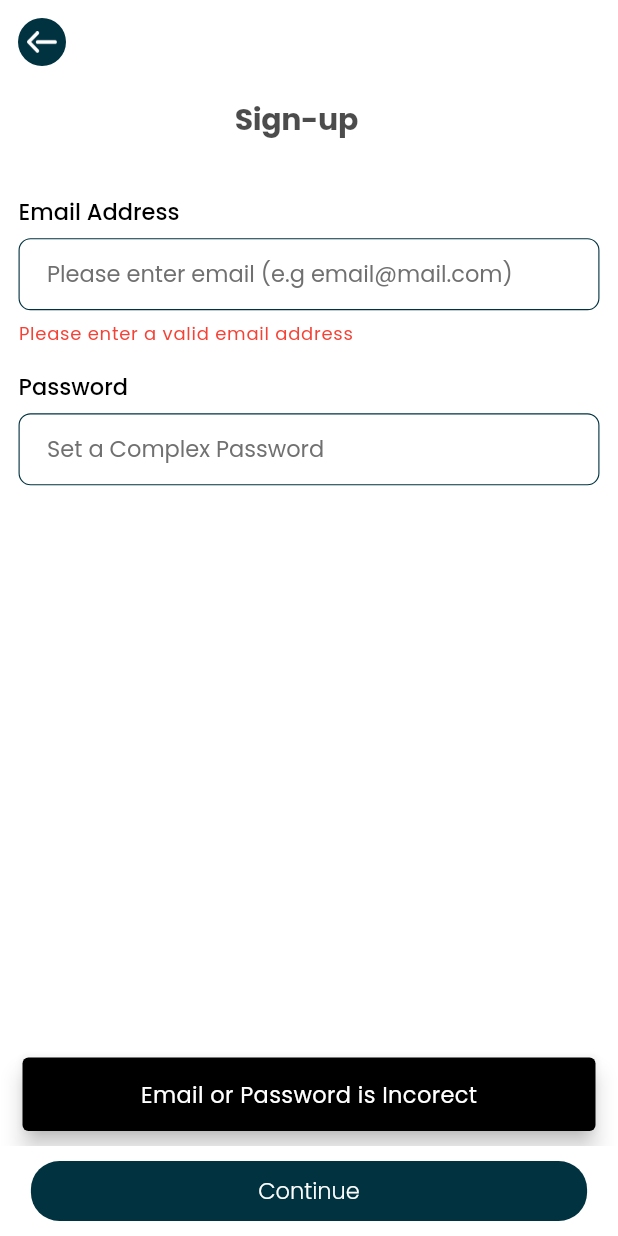
After one commit to TM-Creation/Ridelay, a Flutter app: the Login screen opened directly, after a tap on "Continue", on a phone screen of 412 x 824 dp. The commit adds this screen. Run offline on Flutter 3.47's test engine with Material 3 defaults, Android fonts, the phone set to English and light mode, and no system bars; drawn by our look-alikes of overlay_support; our stand-ins replace bloc, camera, dio, dotted_border, flutter_bloc, flutter_image_compress and 6 more; missing offline and left inert: flutter_polyline_points; accounts and stored records are empty.

Commit message:
passanger login api done

```diff
--- /dev/null
+++ b/lib/src/models/authmodels/passangerloginmodel.dart
@@ -0,0 +1,40 @@
+/// email : "fasjk@gmail.com"
+/// password : "22"
+
+class Passangerloginmodel {
+  Passangerloginmodel({
+    String? email,
+    String? password,
+  }) {
+    _email = email;
+    _password = password;
+  }
+
+  Passangerloginmodel.fromJson(dynamic json) {
+    _email = json['email'];
+    _password = json['password'];
+  }
+
+  String? _email;
+  String? _password;
+
+  Passangerloginmodel copyWith({
+    String? email,
+    String? password,
+  }) =>
+      Passangerloginmodel(
+        email: email ?? _email,
+        password: password ?? _password,
+      );
+
+  String? get email => _email;
+
+  String? get password => _password;
+
+  Map<String, dynamic> toJson() {
+    final map = <String, dynamic>{};
+    map['email'] = _email;
+    map['password'] = _password;
+    return map;
+  }
+}
--- /dev/null
+++ b/lib/src/presentation/ui/screens/onboarding_screens/login.dart
@@ -0,0 +1,263 @@
+import 'dart:convert';
+import 'package:dotted_border/dotted_border.dart';
+import 'package:flutter/material.dart';
+import 'package:flutter/services.dart';
+import 'package:http/http.dart' as http;
+import 'dart:io';
+
+import 'package:image_picker/image_picker.dart';
+
+import 'package:ridely/src/infrastructure/screen_config/screen_config.dart';
+import 'package:ridely/src/models/authmodels/passangerloginmodel.dart';
+import 'package:ridely/src/models/base%20url.dart';
+import 'package:ridely/src/presentation/ui/config/compress_image.dart';
+import 'package:ridely/src/presentation/ui/config/validator.dart';
+import 'package:ridely/src/presentation/ui/screens/booking_screens/ride_selection_screen.dart';
+import 'package:ridely/src/presentation/ui/screens/onboarding_screens/otp_verification_screen.dart';
+import 'package:ridely/src/presentation/ui/screens/onboarding_screens/register_screens/choice_customer_driver.dart';
+import 'package:ridely/src/presentation/ui/templates/main_generic_templates/app_bars/app_bar.dart';
+import 'package:ridely/src/presentation/ui/templates/main_generic_templates/app_buttons/buttons.dart';
+import 'package:ridely/src/presentation/ui/templates/main_generic_templates/spacing_widgets.dart';
+import 'package:ridely/src/presentation/ui/templates/main_generic_templates/text_fields/text_fields.dart';
+import 'package:ridely/src/presentation/ui/templates/main_generic_templates/text_templates/display_text.dart';
+
+import 'package:ridely/src/presentation/ui/templates/register_info_widgets/get_validation_texts.dart';
+
+
+
+class Login extends StatefulWidget {
+  const Login({Key? key}) : super(key: key);
+  static const routeName = '/registerInfo-screen';
+
+  @override
+  State<Login> createState() => _LoginState();
+}
+
+class _LoginState extends State<Login> {
+
+  final TextEditingController email = TextEditingController();
+
+
+  final TextEditingController password = TextEditingController();
+
+
+  final _formKey = GlobalKey<FormState>();
+
+  String userNumber = "";
+
+  @override
+  void initState() {
+    super.initState();
+  }
+
+  baseulr burl = baseulr();
+  bool pasd = false;
+  bool emailError = false;
+
+  void navigate() {
+    Passangerloginmodel user = Passangerloginmodel(
+      email: email.text,
+      password: password.text,
+    );
+    print('User data to be sent: ${jsonEncode(user.toJson())}');
+    postUserData(user);
+  }
+
+  @override
+  Widget build(BuildContext context) {
+    Widget _displayTextField({
+      required String name,
+      required String hint,
+      required String? Function(String?)? validator,
+      required LengthLimitingTextInputFormatter lengthLimit,
+      required FilteringTextInputFormatter filterTextInput,
+      required TextEditingController controller,
+      required Function(String val)? onChanged,
+    }) =>
+        Column(
+          mainAxisAlignment: MainAxisAlignment.start,
+          crossAxisAlignment: CrossAxisAlignment.start,
+          mainAxisSize: MainAxisSize.min,
+          children: [
+            Text(
+              name,
+              style: ScreenConfig.theme.textTheme.headline6
+                  ?.copyWith(fontWeight: FontWeight.w500),
+            ),
+            SizedBox(
+              height: ScreenConfig.screenSizeHeight * 0.01,
+            ),
+            MyTextFields.generalTextField(
+                onChanged: onChanged,
+                hint: hint,
+                controller: controller,
+                validator: validator,
+                textInputType: TextInputType.text,
+                inputFormatters: [lengthLimit, filterTextInput],
+                fieldOnTapEvent: () {}),
+          ],
+        );
+
+    Widget _displayBodyText() => Padding(
+      padding:
+      EdgeInsets.only(left: MediaQuery.sizeOf(context).width * 0.35),
+      child: displayText(
+        "Sign-up",
+        ScreenConfig.theme.textTheme.headline1
+            ?.copyWith(color: Colors.black.withOpacity(0.7)),
+      ),
+    );
+    Widget _displayBody() => Padding(
+      padding: EdgeInsets.all(ScreenConfig.screenSizeWidth * 0.03),
+      child: SizedBox(
+        height: ScreenConfig.screenSizeHeight,
+        child: GestureDetector(
+          onTap: () {
+            FocusScope.of(context).unfocus();
+          },
+          child: Form(
+            key: _formKey,
+            child: SingleChildScrollView(
+              child: Column(
+                mainAxisAlignment: MainAxisAlignment.start,
+                crossAxisAlignment: CrossAxisAlignment.start,
+                children: [
+                  _displayBodyText(),
+                  spaceHeight(ScreenConfig.screenSizeHeight * 0.05),
+                  _displayTextField(
+                      name: 'Email Address',
+                      // capText: UpperCaseTextFormatter(),
+                      lengthLimit: LengthLimitingTextInputFormatter(30),
+                      filterTextInput: FilteringTextInputFormatter.allow(
+                          RegExp(r'^[a-zA-Z0-9_\-=@,\.;]+$')),
+                      onChanged: (val) {
+                        if (!validateStructureEmail(val)) {
+                          setState(() {
+                            emailError = true;
+                          });
+                        } else {
+                          setState(() {
+                            emailError = false;
+                          });
+                        }
+                      },
+                      validator: (value) {
+                        // if (value!.isEmpty ||
+                        //     value.length < 2 ||
+                        //     !value.contains('@') ||
+                        //     !value.contains('.com')) {
+                        //   return 'Email is not valid';
+                        // }
+                        return null;
+                      },
+                      hint: 'Please enter email (e.g email@mail.com)',
+                      controller: email),
+                  if (emailError) displayRegistrationValidation("email"),
+                  spaceHeight(ScreenConfig.screenSizeHeight * 0.02),
+                  _displayTextField(
+                    name: 'Password',
+                    hint: 'Set a Complex Password',
+                    validator: (value) {
+                      return null;
+                    },
+                    lengthLimit: LengthLimitingTextInputFormatter(30),
+                    filterTextInput: FilteringTextInputFormatter.allow(
+                        RegExp('[a-zA-Z0-9!@#%^&*(),.?":{}|<>]')),
+                    controller: password,
+                    onChanged: (val) {
+                      if (val.isEmpty || val.length < 8) {
+                        setState(() {
+                          pasd = true;
+                        });
+                      } else {
+                        setState(() {
+                          pasd = false;
+                        });
+                      }
+                    },
+                  ),
+                  if (pasd) displayRegistrationValidation("passd"),
+                  spaceHeight(ScreenConfig.screenSizeHeight * 0.02),
+                  SizedBox(height: 50,)
+                ],
+              ),
+            ),
+          ),
+        ),
+      ),
+    );
+
+    return Scaffold(
+      backgroundColor: Colors.white,
+      appBar: GenericAppBars.appBarWithBackButtonOnly(context, false),
+      body: _displayBody(),
+      floatingActionButton: Container(
+        width: ScreenConfig.screenSizeWidth,
+        height: 60,
+        color: Colors.white,
+        child: Center(
+          child: Buttons.longWidthButton("Continue", () {
+            FocusScope.of(context).unfocus();
+            if (!validateStructureEmail(email.text)) {
+              setState(() {
+                emailError = true;
+              });
+            } else {
+              setState(() {
+                emailError = false;
+              });
+            }
+            if (
+                emailError == false &&
+                pasd == false) {
+              print("Accepted");
+              navigate();
+            }else {
+              print("snakbar");
+              ScaffoldMessenger.of(context).showSnackBar(
+                SnackBar(
+                  content: Center(
+                    child: Text(
+                      'Email or Password is Incorect',
+                      style: TextStyle(fontSize: 15, color: Colors.white),
+                    ),
+                  ),
+                  backgroundColor: Colors.black,
+                  behavior: SnackBarBehavior.floating,
+                ),
+              );
+            }
+          }),
+        ),
+      ),
+      // continueButton(),
+      floatingActionButtonLocation: FloatingActionButtonLocation.centerDocked,
+    );
+  }
+
+  Future<void> postUserData(Passangerloginmodel user) async {
+    final url = Uri.parse(
+        '${burl.burl}/api/v1/passenger/login'); // Replace with your API endpoint
+    final body = jsonEncode(user.toJson());
+    final headers = {
+      HttpHeaders.contentTypeHeader: 'application/json',
+    };
+
+    try {
+      final response = await http.post(url, headers: headers, body: body);
+
+      if (response.statusCode == 200) {
+        // Successful POST request
+        print('User Login Successfully: ${response.body}');
+        Navigator.of(context).pushNamed(RideSelectionScreen.routeName);
+      } else {
+        // Error occurred
+        print('Failed to Login: ${response.statusCode}');
+        print('Response body: ${response.body}');
+      }
+    } catch (error) {
+      // Handle network error
+      print('Error: $error');
+    }
+  }
+}
--- a/lib/src/presentation/ui/screens/onboarding_screens/login_number_screen.dart
+++ b/lib/src/presentation/ui/screens/onboarding_screens/login_number_screen.dart
@@ -1,6 +1,7 @@
 import 'package:flutter/material.dart';
 import 'package:ridely/src/infrastructure/screen_config/screen_config.dart';
 import 'package:ridely/src/presentation/ui/config/debug_helper.dart';
+import 'package:ridely/src/presentation/ui/screens/onboarding_screens/login.dart';
 import 'package:ridely/src/presentation/ui/screens/onboarding_screens/otp_verification_screen.dart';
 import 'package:ridely/src/presentation/ui/screens/onboarding_screens/register_screens/choice_customer_driver.dart';
 import 'package:ridely/src/presentation/ui/screens/onboarding_screens/register_screens/register_info_screen.dart';
@@ -84,6 +85,11 @@ class _LoginNumberEnterScreenState extends State<LoginNumberEnterScreen> {
                     Navigator.of(context)
                         .pushNamed(ChoiceCustomerDriverScreen.routeName);
                   }),
+                  spaceHeight(ScreenConfig.screenSizeHeight * 0.02),
+                  Buttons.splashScreenButton("Login", () {
+                    Navigator.of(context)
+                        .push(MaterialPageRoute(builder: (context)=>Login()));
+                  }),
                   spaceHeight(ScreenConfig.screenSizeHeight * 0.03),
                 ],
               ),
--- a/lib/src/presentation/ui/screens/onboarding_screens/register_screens/choice_customer_driver.dart
+++ b/lib/src/presentation/ui/screens/onboarding_screens/register_screens/choice_customer_driver.dart
@@ -43,7 +43,6 @@ class _ChoiceCustomerDriverScreenState
                       ScreenConfig.theme.textTheme.headline6
                           ?.copyWith(fontWeight: FontWeight.w500),
                       textAlign: TextAlign.center),
-                  spaceHeight(ScreenConfig.screenSizeHeight * 0.02),
                   Buttons.squareLargeSelectionScreenButton(
                       "assets/images/Customer.png",
                       "Passenger",
@@ -55,13 +54,11 @@ class _ChoiceCustomerDriverScreenState
                     // Navigator.pushNamed(context, RideSelectionScreen.routeName);
                     // Navigator.of(context).pushNamed(VehicleSelectionScreen.routeName);
                   }),
-                  spaceHeight(ScreenConfig.screenSizeHeight * 0.02),
                   displayText(
                       'Or a',
                       ScreenConfig.theme.textTheme.headline6
                           ?.copyWith(fontWeight: FontWeight.w500),
                       textAlign: TextAlign.center),
-                  spaceHeight(ScreenConfig.screenSizeHeight * 0.02),
                   Buttons.squareLargeSelectionScreenButton(
                       "assets/images/DriverAsset.png",
                       "Driver",
--- a/lib/src/presentation/ui/screens/onboarding_screens/register_screens/register_info_screen.dart
+++ b/lib/src/presentation/ui/screens/onboarding_screens/register_screens/register_info_screen.dart
@@ -65,7 +65,7 @@ class _RegisterInfoScreenState extends State<RegisterInfoScreen> {
       password: password.text,
       phone: phoneNumber.text,
       location: Location(
-        type: "Point",
+        type: "Passenger",
         coordinates: [-73.935242, 40.730610], // Static example coordinates
       ),
       preferences: Preferences(
@@ -282,7 +282,7 @@ class _RegisterInfoScreenState extends State<RegisterInfoScreen> {
                       ),
                       if (conpsd) displayRegistrationValidation("conpassd"),
                       spaceHeight(ScreenConfig.screenSizeHeight * 0.02),
-                      SizedBox(height: 100,)
+                      SizedBox(height: 50,)
                     ],
                   ),
                 ),
```
